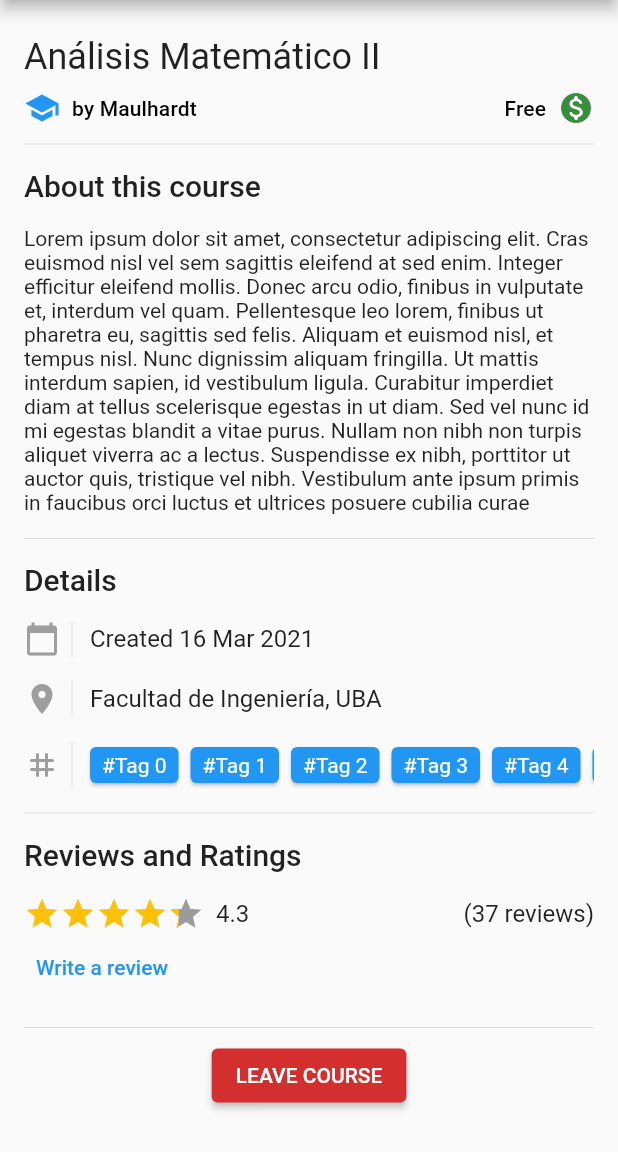
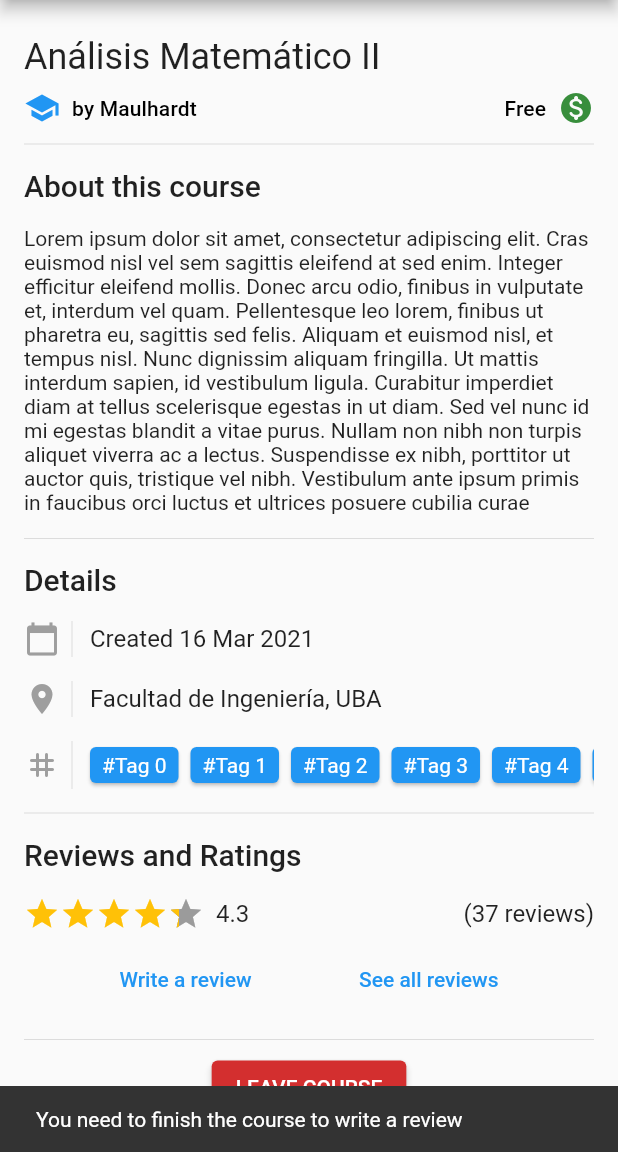
Before and after one commit to fiubademy/FrontUbademy, a Flutter app: the CourseViewPage screen opened directly, after a tap on "Write a review", on a phone screen of 412 x 824 dp, the part 84-1236 px from its top. Run offline on Flutter 3.47's test engine with Material 2 defaults, Android fonts, the phone set to English and light mode, and no system bars; drawn by our look-alikes of flutter_rating_bar; our stand-ins replace flutter_secure_storage, flutter_signin_button, material_floating_search_bar; accounts and stored records are empty; network calls fail.

Commit message:
[ADD] - Added See all Reviews button

```diff
--- a/fiubademy/lib/src/pages/courseview.dart
+++ b/fiubademy/lib/src/pages/courseview.dart
@@ -223,16 +223,32 @@ class CourseViewPage extends StatelessWidget {
             '4.3',
             style: Theme.of(context).textTheme.subtitle1,
           ),
-          Spacer(),
+          const Spacer(),
           Text(
             '(37 reviews)',
             style: Theme.of(context).textTheme.subtitle1,
           )
         ],
       ),
-      TextButton(
-        onPressed: () {},
-        child: Text('Write a review'),
+      const SizedBox(height: 8.0),
+      Row(
+        mainAxisAlignment: MainAxisAlignment.spaceEvenly,
+        children: [
+          TextButton(
+            onPressed: () {
+              if (true) {
+                const snackBar = SnackBar(
+                    content: Text(
+                        'You need to finish the course to write a review'));
+                ScaffoldMessenger.of(context).showSnackBar(snackBar);
+              } //else {
+              //Navigator.push(context, route);
+              //}
+            },
+            child: const Text('Write a review'),
+          ),
+          TextButton(onPressed: () {}, child: const Text('See all reviews'))
+        ],
       ),
     ];
   }
```
